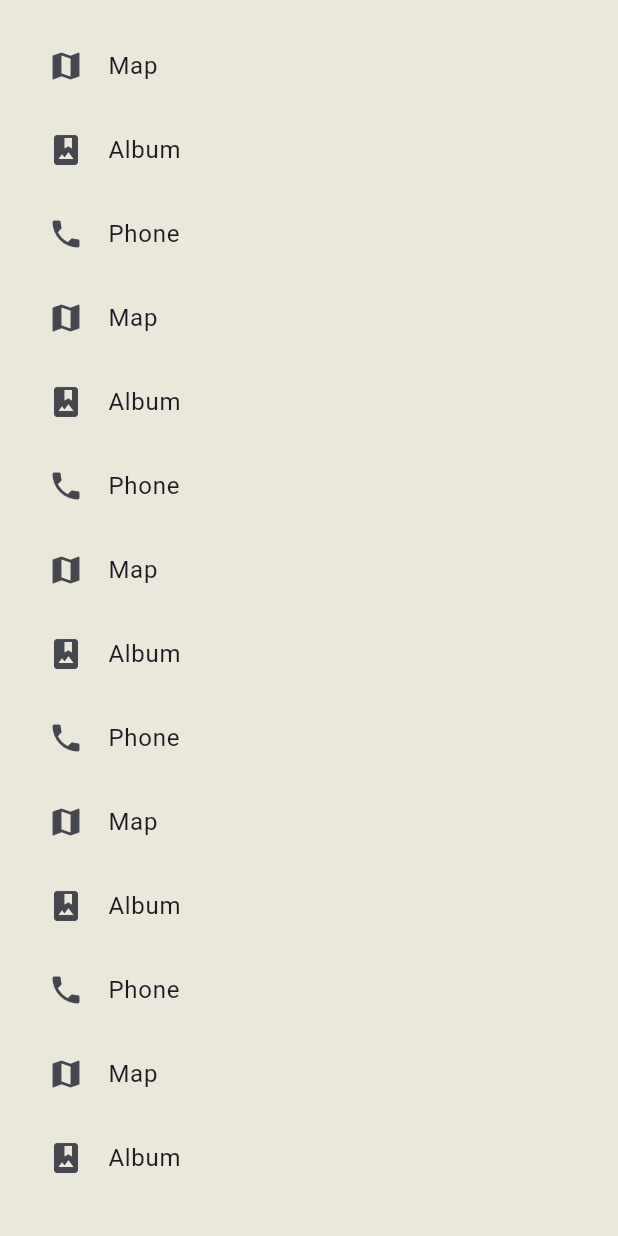
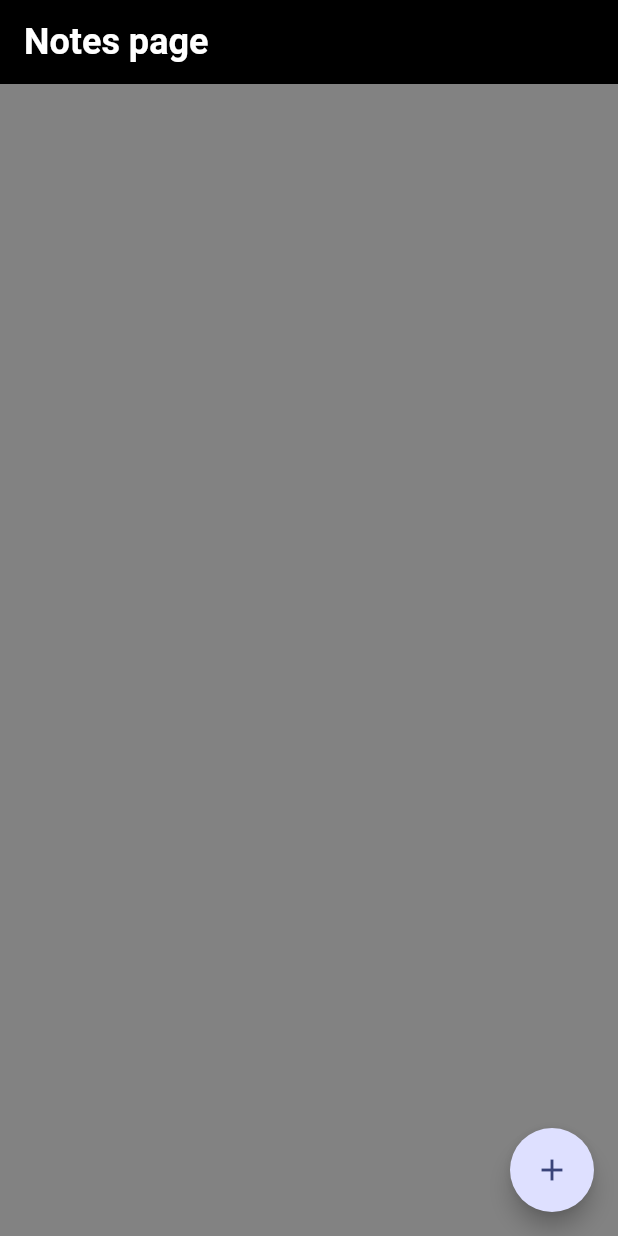
Before and after one commit to Uncle88/ToDoApp, a Flutter app: the screen it shows after launch, on a phone screen of 412 x 824 dp. Run offline on Flutter 3.47's test engine with Material 3 defaults, Android fonts, the phone set to English and light mode, and no system bars; drawn by our look-alikes of flutter_speed_dial; our stand-ins replace flutter_svg, freezed_annotation, lottie.

Commit message:
added FAB

```diff
--- a/todo_app/lib/main.dart
+++ b/todo_app/lib/main.dart
@@ -12,7 +12,9 @@ class MyApp extends StatelessWidget {
   Widget build(BuildContext context) {
     return MaterialApp(
       theme: ThemeData(
-        colorScheme: ColorScheme.fromSeed(seedColor: Colors.indigo),
+        colorScheme: ColorScheme.fromSeed(
+          seedColor: Colors.indigo,
+        ),
         useMaterial3: true,
       ),
       home: const Scaffold(
--- a/todo_app/lib/presentation/pages/home/home_page.dart
+++ b/todo_app/lib/presentation/pages/home/home_page.dart
@@ -1,10 +1,5 @@
 import 'package:flutter/material.dart';
-import 'package:flutter_svg/svg.dart';
-import 'package:todo_app/presentation/common/app_colors.dart';
-import 'package:todo_app/presentation/common/assets.dart';
-import 'package:todo_app/presentation/extensions/iterable_extensions.dart';
-import 'package:todo_app/presentation/widgets/list_action_widget.dart';
-import 'package:todo_app/presentation/widgets/list_item_widget.dart';
+import 'package:flutter_speed_dial/flutter_speed_dial.dart';
 
 class HomePage extends StatelessWidget {
   const HomePage({super.key});
@@ -26,78 +21,58 @@ class _HomePageWidgetState extends State<HomePageWidget> {
   @override
   Widget build(BuildContext context) {
     return Scaffold(
-      backgroundColor: AppColors.lightGrayishYellow,
-      body: Container(
+      backgroundColor: const Color.fromARGB(255, 130, 130, 130),
+      appBar: AppBar(
+        title: const Text(
+          "Notes page",
+        ),
+        titleTextStyle: const TextStyle(
+          fontSize: 24,
+          color: Colors.white,
+          fontWeight: FontWeight.w700,
+        ),
+        backgroundColor: Colors.black,
+      ),
+      body: Expanded(
+        child: Container(
           margin: const EdgeInsets.all(16),
           height: MediaQuery.sizeOf(context).height,
-
-        //Mock
-        //Will be updated with better UI in future
-        child: ListView(
+          child: ListView.builder(
             scrollDirection: Axis.vertical,
-          children: const <Widget>[
-            ListTile(
-              leading: Icon(Icons.map),
-              title: Text('Map'),
+            itemBuilder: (BuildContext context, int index) {
+              return null;
+            },
           ),
-            ListTile(
-              leading: Icon(Icons.photo_album),
-              title: Text('Album'),
         ),
-            ListTile(
-              leading: Icon(Icons.phone),
-              title: Text('Phone'),
       ),
-            ListTile(
-              leading: Icon(Icons.map),
-              title: Text('Map'),
+      floatingActionButton: SpeedDial(
+        animatedIcon: AnimatedIcons.menu_close,
+        overlayColor: Colors.grey,
+        overlayOpacity: 0.5,
+        children: [
+          SpeedDialChild(
+            backgroundColor: Colors.green,
+            labelBackgroundColor: Colors.green,
+            child: const Icon(Icons.create),
+            label: 'Create',
+            onTap: () => {},
           ),
-            ListTile(
-              leading: Icon(Icons.photo_album),
-              title: Text('Album'),
+          SpeedDialChild(
+            backgroundColor: Colors.yellow,
+            labelBackgroundColor: Colors.yellow,
+            child: const Icon(Icons.update),
+            label: 'Update',
+            onTap: () => {},
           ),
-            ListTile(
-              leading: Icon(Icons.phone),
-              title: Text('Phone'),
-            ),
-            ListTile(
-              leading: Icon(Icons.map),
-              title: Text('Map'),
-            ),
-            ListTile(
-              leading: Icon(Icons.photo_album),
-              title: Text('Album'),
-            ),
-            ListTile(
-              leading: Icon(Icons.phone),
-              title: Text('Phone'),
-            ),
-            ListTile(
-              leading: Icon(Icons.map),
-              title: Text('Map'),
-            ),
-            ListTile(
-              leading: Icon(Icons.photo_album),
-              title: Text('Album'),
-            ),
-            ListTile(
-              leading: Icon(Icons.phone),
-              title: Text('Phone'),
-            ),
-            ListTile(
-              leading: Icon(Icons.map),
-              title: Text('Map'),
-            ),
-            ListTile(
-              leading: Icon(Icons.photo_album),
-              title: Text('Album'),
-            ),
-            ListTile(
-              leading: Icon(Icons.phone),
-              title: Text('Phone'),
+          SpeedDialChild(
+            backgroundColor: Colors.red,
+            labelBackgroundColor: Colors.red,
+            child: const Icon(Icons.delete),
+            label: 'Delete',
+            onTap: () => {},
           ),
         ],
-        ),
+        child: const Icon(Icons.add),
       ),
     );
   }
--- a/todo_app/lib/presentation/widgets/list_item_widget.dart
+++ b/todo_app/lib/presentation/widgets/list_item_widget.dart
@@ -1,6 +1,5 @@
 import 'package:flutter/material.dart';
 import 'package:todo_app/presentation/common/app_colors.dart';
-import 'package:todo_app/presentation/common/models/item_model.dart';
 
 class ListItemWidget extends StatelessWidget {
   const ListItemWidget(
--- a/todo_app/pubspec.yaml
+++ b/todo_app/pubspec.yaml
@@ -14,6 +14,7 @@ dependencies:
   flutter_svg: ^2.0.9
   freezed_annotation: ^2.4.1
   auto_route: ^7.8.4
+  flutter_speed_dial: ^7.0.0
 
 dev_dependencies:
   flutter_test:
```
Also changed, not shown: todo_app/pubspec.lock. Lines whose indentation alone changed are shown as unchanged.
